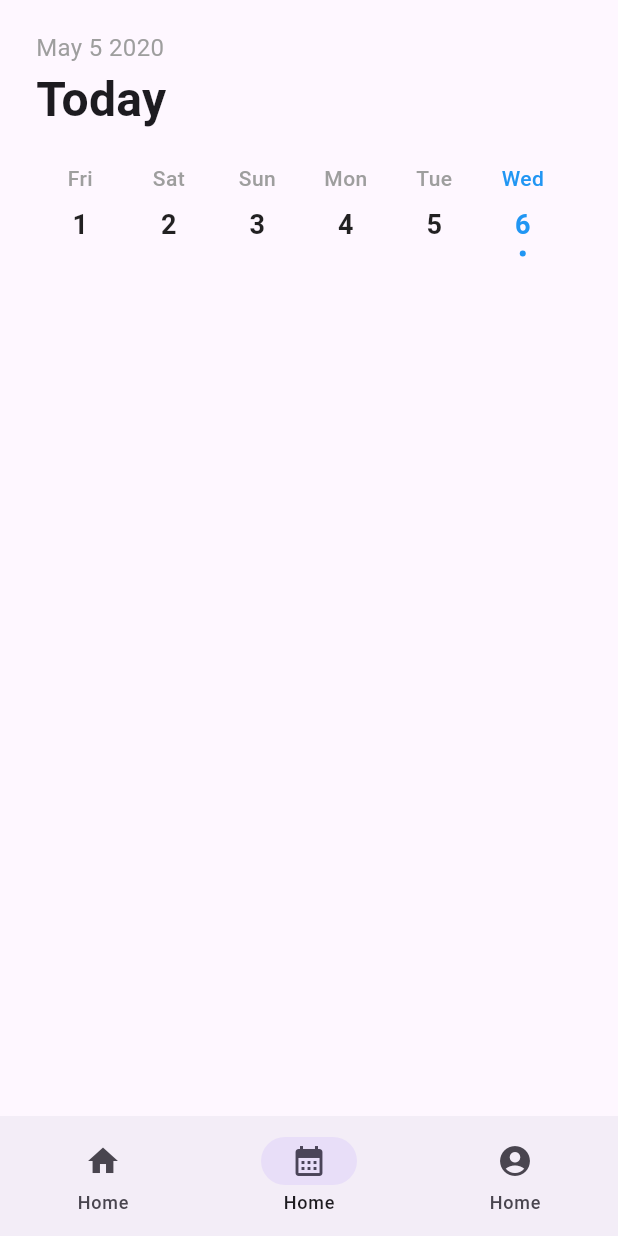
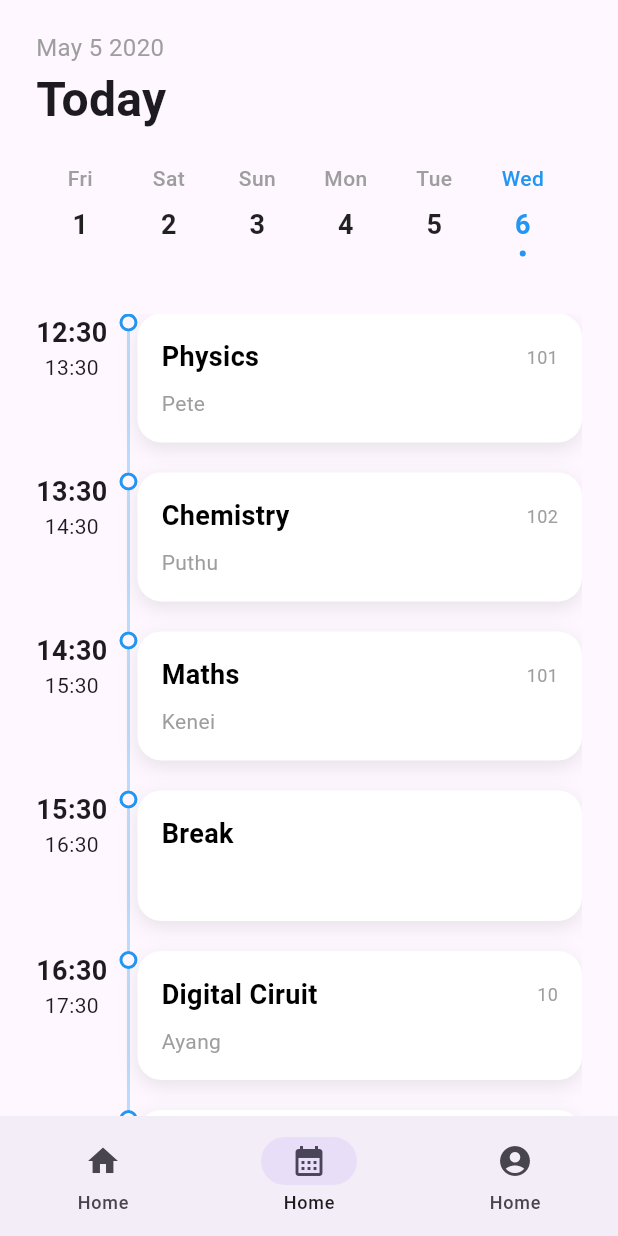
Before and after one commit to avi-saccharose/gpk, a Flutter app: the screen it shows after launch, on a phone screen of 412 x 824 dp. Run offline on Flutter 3.47's test engine with Material 3 defaults, Android fonts, the phone set to English and light mode, and no system bars.

Commit message:
add routine

```diff
--- a/lib/constants/app_sizes.dart
+++ b/lib/constants/app_sizes.dart
@@ -24,11 +24,11 @@ const gapH32 = SizedBox(height: Sizes.p32);
 const gapH64 = SizedBox(height: Sizes.p64);
 
 // Horizontal spacing
-const gapW4 = SizedBox(height: Sizes.p4);
-const gapW8 = SizedBox(height: Sizes.p8);
-const gapW12 = SizedBox(height: Sizes.p12);
-const gapW16 = SizedBox(height: Sizes.p16);
-const gapW20 = SizedBox(height: Sizes.p20);
-const gapW24 = SizedBox(height: Sizes.p24);
-const gapW32 = SizedBox(height: Sizes.p32);
-const gapW64 = SizedBox(height: Sizes.p64);
+const gapW4 = SizedBox(width: Sizes.p4);
+const gapW8 = SizedBox(width: Sizes.p8);
+const gapW12 = SizedBox(width: Sizes.p12);
+const gapW16 = SizedBox(width: Sizes.p16);
+const gapW20 = SizedBox(width: Sizes.p20);
+const gapW24 = SizedBox(width: Sizes.p24);
+const gapW32 = SizedBox(width: Sizes.p32);
+const gapW64 = SizedBox(width: Sizes.p64);
--- /dev/null
+++ b/lib/data/test_data.dart
@@ -0,0 +1,47 @@
+import 'package:gpk_app/features/routine/models/timeline_item.dart';
+import 'package:gpk_app/utils/time_helper.dart';
+
+final kTestTimeline = [
+  TimelineItem(
+    startTime: hmToMins(12, 30),
+    endTime: hmToMins(13, 30),
+    subjectName: "Physics",
+    subjectID: "101",
+    instructorName: "Pete",
+  ),
+  TimelineItem(
+    startTime: hmToMins(13, 30),
+    endTime: hmToMins(14, 30),
+    subjectName: "Chemistry",
+    subjectID: "102",
+    instructorName: "Puthu",
+  ),
+  TimelineItem(
+    startTime: hmToMins(14, 30),
+    endTime: hmToMins(15, 30),
+    subjectName: "Maths",
+    subjectID: "101",
+    instructorName: "Kenei",
+  ),
+  TimelineItem(
+    startTime: hmToMins(15, 30),
+    endTime: hmToMins(16, 30),
+    subjectName: "Break",
+    subjectID: null,
+    instructorName: null,
+  ),
+  TimelineItem(
+    startTime: hmToMins(16, 30),
+    endTime: hmToMins(17, 30),
+    subjectName: "Digital Ciruit",
+    subjectID: "10",
+    instructorName: "Ayang",
+  ),
+  TimelineItem(
+    startTime: hmToMins(17, 30),
+    endTime: hmToMins(18, 30),
+    subjectName: "C programming",
+    subjectID: "99",
+    instructorName: "Vikethol",
+  ),
+];
--- /dev/null
+++ b/lib/features/routine/data/mock_routine_repository.dart
@@ -0,0 +1,10 @@
+import 'package:gpk_app/data/test_data.dart';
+import 'package:gpk_app/features/routine/models/timeline_item.dart';
+
+class MockRoutineRepository {
+  MockRoutineRepository._();
+  static MockRoutineRepository instance = MockRoutineRepository._();
+  List<TimelineItem> getRoutine() {
+    return kTestTimeline;
+  }
+}
--- /dev/null
+++ b/lib/features/routine/models/timeline_item.dart
@@ -0,0 +1,15 @@
+class TimelineItem {
+  final int startTime;
+  final int endTime;
+  final String subjectName;
+  final String? subjectID;
+  final String? instructorName;
+
+  const TimelineItem({
+    required this.startTime,
+    required this.endTime,
+    required this.subjectName,
+    required this.subjectID,
+    required this.instructorName,
+  });
+}
--- a/lib/features/routine/ui/routine_screen.dart
+++ b/lib/features/routine/ui/routine_screen.dart
@@ -1,6 +1,7 @@
 import 'package:flutter/material.dart';
 import 'package:gpk_app/constants/app_sizes.dart';
 import 'package:gpk_app/features/routine/widgets/date_picker.dart';
+import 'package:gpk_app/features/routine/widgets/timeline.dart';
 
 class RoutineScreen extends StatelessWidget {
   const RoutineScreen({super.key});
@@ -24,6 +25,8 @@ class RoutineScreen extends StatelessWidget {
             ),
             gapH20,
             DatePicker(),
+            gapH20,
+            Timeline(),
           ],
         ),
       ),
--- a/lib/features/routine/widgets/date_picker.dart
+++ b/lib/features/routine/widgets/date_picker.dart
@@ -1,6 +1,6 @@
 import 'package:flutter/material.dart';
 import 'package:gpk_app/constants/app_sizes.dart';
-import 'package:gpk_app/utils/date_helper.dart';
+import 'package:gpk_app/utils/time_helper.dart';
 import 'package:intl/intl.dart';
 
 class DatePicker extends StatefulWidget {
--- /dev/null
+++ b/lib/features/routine/widgets/timeline.dart
@@ -0,0 +1,134 @@
+import 'package:flutter/material.dart';
+import 'package:gpk_app/constants/app_sizes.dart';
+import 'package:gpk_app/features/routine/data/mock_routine_repository.dart';
+import 'package:gpk_app/features/routine/models/timeline_item.dart';
+import 'package:gpk_app/utils/time_helper.dart';
+
+class Timeline extends StatelessWidget {
+  const Timeline({super.key});
+
+  @override
+  Widget build(BuildContext context) {
+    final routine = MockRoutineRepository.instance.getRoutine();
+    return Expanded(
+      child: ListView.builder(
+        itemCount: routine.length,
+        itemBuilder: (context, index) {
+          final isLast = index == (routine.length - 1);
+
+          return TimelineTile(
+            item: routine[index],
+            isLast: isLast,
+          );
+        },
+      ),
+    );
+  }
+}
+
+class TimelineTile extends StatelessWidget {
+  final TimelineItem item;
+  final bool isLast;
+  final bool isActive;
+  const TimelineTile({
+    super.key,
+    required this.item,
+    this.isLast = false,
+    this.isActive = false,
+  });
+
+  @override
+  Widget build(BuildContext context) {
+    return IntrinsicHeight(
+      child: Row(
+        children: [
+          Column(
+            children: [
+              Text(
+                displayTime(item.startTime),
+                style: const TextStyle(
+                  fontWeight: FontWeight.bold,
+                  fontSize: 18,
+                ),
+              ),
+
+              Text(
+                displayTime(item.endTime),
+                style: const TextStyle(
+                  fontSize: 14,
+                ),
+              ),
+            ],
+          ),
+          gapW8,
+          Column(
+            children: [
+              Container(
+                width: Sizes.p12,
+                height: Sizes.p12,
+                decoration: BoxDecoration(
+                  shape: BoxShape.circle,
+                  border: Border.all(color: Colors.blue, width: 2),
+                ),
+              ),
+              if (!isLast)
+                Expanded(
+                  child: Container(
+                    width: 2,
+                    color: Colors.blue.withValues(alpha: 0.3),
+                  ),
+                ),
+            ],
+          ),
+          Expanded(
+            child: Container(
+              margin: const EdgeInsets.only(bottom: Sizes.p20),
+              padding: const EdgeInsets.all(Sizes.p16),
+              decoration: BoxDecoration(
+                color: isActive ? Colors.blue : Colors.white,
+                borderRadius: BorderRadius.circular(Sizes.p16),
+                boxShadow: [
+                  BoxShadow(
+                    color: Colors.black.withValues(alpha: 0.09),
+                    blurRadius: 10,
+                    offset: const Offset(0, 4),
+                  ),
+                ],
+              ),
+              child: Column(
+                crossAxisAlignment: CrossAxisAlignment.start,
+                children: [
+                  Row(
+                    mainAxisAlignment: MainAxisAlignment.spaceBetween,
+                    children: [
+                      Text(
+                        item.subjectName,
+                        style: TextStyle(
+                          color: isActive ? Colors.white : Colors.black,
+                          fontWeight: FontWeight.bold,
+                          fontSize: 18,
+                        ),
+                      ),
+                      Text(
+                        item.subjectID ?? "",
+                        style: const TextStyle(
+                          color: Colors.grey,
+                          fontSize: 12,
+                        ),
+                      ),
+                    ],
+                  ),
+                  gapH8,
+                  Text(
+                    item.instructorName ?? "",
+                    style: const TextStyle(color: Colors.grey),
+                  ),
+                ],
+              ),
+            ),
+          ),
+        ],
+      ),
+    );
+  }
+}
--- a/lib/utils/date_helper.dart
+++ /dev/null
@@ -1,13 +0,0 @@
-// return the number of days in a month
-int getDaysInMonth(int year, int month) {
-  return DateTime(year, month + 1, 0).day;
-}
-
-// Return list of days in a month
-List<DateTime> getDaysListInMonth(int year, int month) {
-  final daysCount = getDaysInMonth(year, month);
-  return List.generate(
-    daysCount,
-    (index) => DateTime(year, month, index + 1),
-  );
-}
--- /dev/null
+++ b/lib/utils/time_helper.dart
@@ -0,0 +1,36 @@
+// return the number of days in a month
+int getDaysInMonth(int year, int month) {
+  return DateTime(year, month + 1, 0).day;
+}
+
+// Return list of days in a month
+List<DateTime> getDaysListInMonth(int year, int month) {
+  final daysCount = getDaysInMonth(year, month);
+  return List.generate(
+    daysCount,
+    (index) => DateTime(year, month, index + 1),
+  );
+}
+
+// Return the current time in minutes
+int getMinsNow() {
+  var now = DateTime.now();
+  return hmToMins(now.hour, now.minute);
+}
+
+// returns the hour and minutes from total minutes
+(int, int) minsToHM(int time) {
+  final hours = (time / 60).toInt();
+  final mins = time % 60;
+  return (hours, mins);
+}
+
+// convert hours and minutes to total minutes
+int hmToMins(int hour, int minutes) {
+  return (hour * 60) + minutes;
+}
+
+String displayTime(int time) {
+  var (hour, minutes) = minsToHM(time);
+  return "$hour:$minutes";
+}
```
Also changed, not shown: lib/features/routine/models/subject.dart (renamed from lib/features/routine/data/subject.dart).
